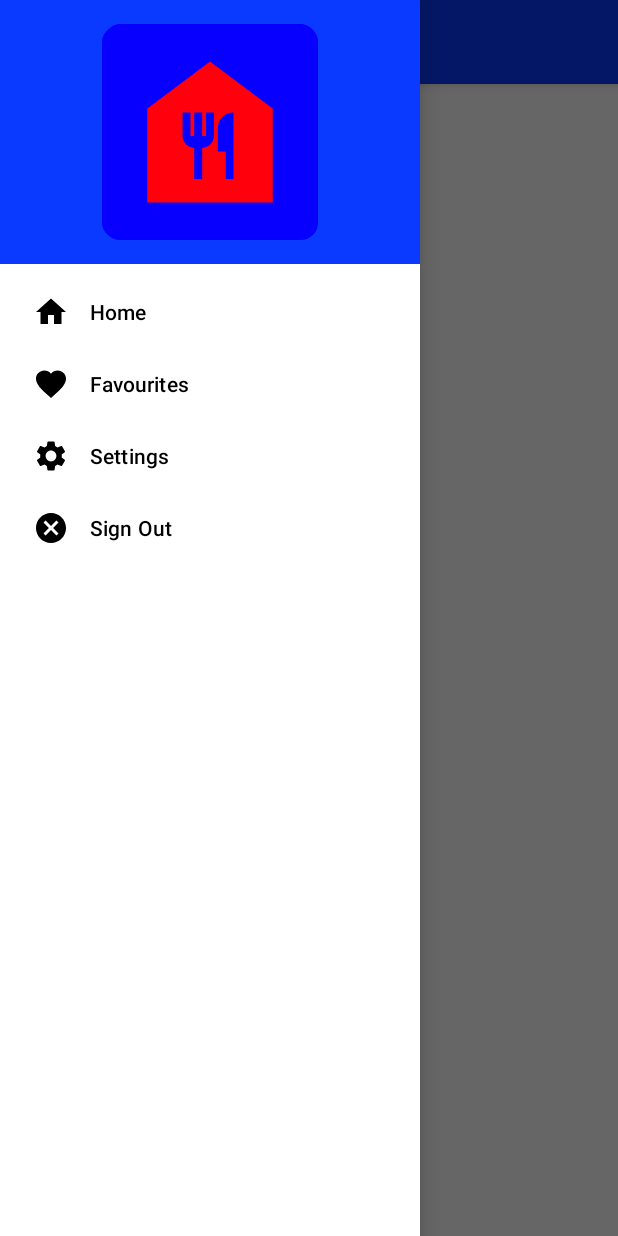
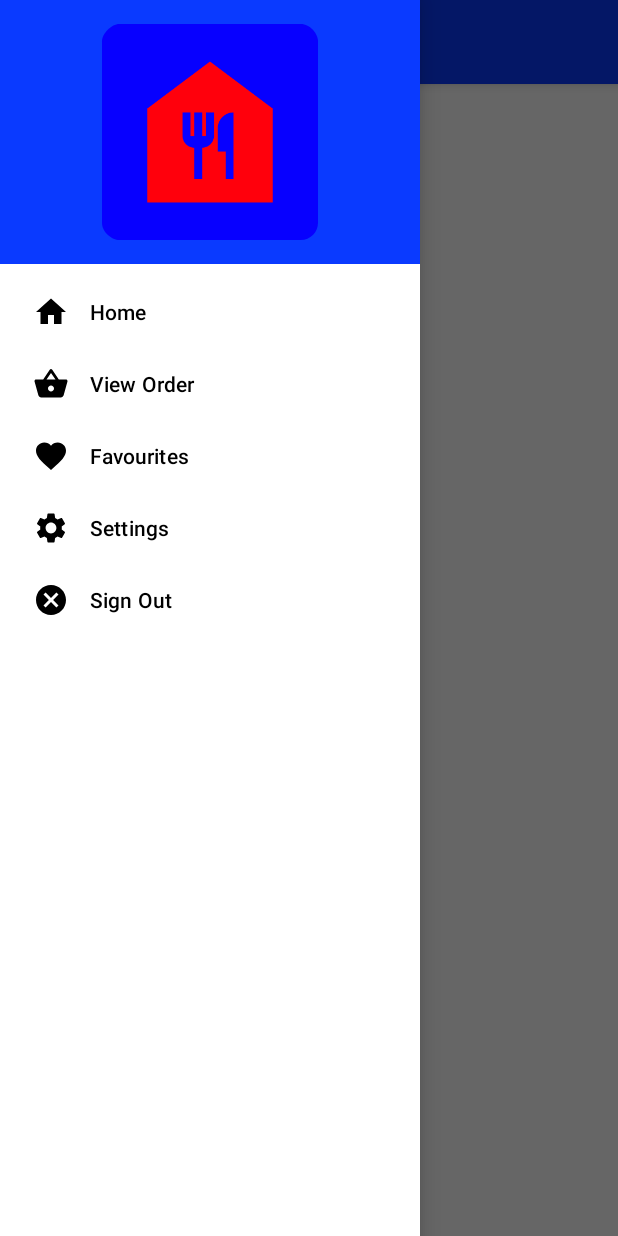
Before and after one commit to GIrvine2/HonoursP, an Android app: the HomeActivity screen opened directly, with no data from a screen before it, with the side drawer open, on a phone screen of 412 x 824 dp. Run offline under Robolectric (Android 15) with nearby library versions, the phone set to English and light mode, and no system bars; our stand-ins replace Firebase (no records; nobody signed in at launch, a user with empty details on screens opened directly), Picasso.

Commit message:
Added Basket Fragment

```diff
--- a/app/build.gradle
+++ b/app/build.gradle
@@ -40,6 +40,7 @@ dependencies {
     implementation 'com.google.firebase:firebase-auth:19.2.0'
     implementation 'com.google.firebase:firebase-database:19.6.0'
     implementation 'com.squareup.picasso:picasso:2.71828'
+    implementation 'androidx.legacy:legacy-support-v4:1.0.0'
     testImplementation 'junit:junit:4.+'
     androidTestImplementation 'androidx.test.ext:junit:1.1.1'
     androidTestImplementation 'androidx.test.espresso:espresso-core:3.2.0'
--- a/app/src/main/java/com/example/honoursproject/HomeActivity.java
+++ b/app/src/main/java/com/example/honoursproject/HomeActivity.java
@@ -43,6 +43,8 @@ public class HomeActivity extends AppCompatActivity implements NavigationView.On
     private MyAdapter adapter;
     private ArrayList<Model> list;
 
+    Button addBasket;
+
     @Override
     protected void onCreate(Bundle savedInstanceState) {
         super.onCreate(savedInstanceState);
@@ -51,7 +53,9 @@ public class HomeActivity extends AppCompatActivity implements NavigationView.On
         Toolbar toolbar = findViewById(R.id.toolbar);
         drawer = findViewById(R.id.drawer_layout);
         recyclerView = findViewById(R.id.recyclerView);
+        addBasket = findViewById(R.id.addBasket);
 
+        //List used for Firebase Reference
         list = new ArrayList<>();
 
         recyclerView.hasFixedSize();
@@ -106,6 +110,10 @@ public class HomeActivity extends AppCompatActivity implements NavigationView.On
                 Intent home = new Intent(this, HomeActivity.class);
                 startActivity(home);
                 break;
+            case R.id.nav_basket:
+                getSupportFragmentManager().beginTransaction().replace(R.id.fragment_container,
+                        new BasketFragment()).commit();
+                break;
             case R.id.nav_settings:
                 getSupportFragmentManager().beginTransaction().replace(R.id.fragment_container,
                         new SettingsFragment()).commit();
--- /dev/null
+++ b/app/src/main/res/drawable/ic_baseline_shopping_basket_24.xml
@@ -0,0 +1,10 @@
+<vector xmlns:android="http://schemas.android.com/apk/res/android"
+    android:width="24dp"
+    android:height="24dp"
+    android:viewportWidth="24"
+    android:viewportHeight="24"
+    android:tint="?attr/colorControlNormal">
+  <path
+      android:fillColor="@android:color/white"
+      android:pathData="M17.21,9l-4.38,-6.56c-0.19,-0.28 -0.51,-0.42 -0.83,-0.42 -0.32,0 -0.64,0.14 -0.83,0.43L6.79,9L2,9c-0.55,0 -1,0.45 -1,1 0,0.09 0.01,0.18 0.04,0.27l2.54,9.27c0.23,0.84 1,1.46 1.92,1.46h13c0.92,0 1.69,-0.62 1.93,-1.46l2.54,-9.27L23,10c0,-0.55 -0.45,-1 -1,-1h-4.79zM9,9l3,-4.4L15,9L9,9zM12,17c-1.1,0 -2,-0.9 -2,-2s0.9,-2 2,-2 2,0.9 2,2 -0.9,2 -2,2z"/>
+</vector>
--- a/app/src/main/res/menu/drawer_menu.xml
+++ b/app/src/main/res/menu/drawer_menu.xml
@@ -7,6 +7,9 @@
         <item android:id="@+id/nav_home"
             android:icon="@drawable/ic_home"
             android:title="Home" />
+        <item android:id="@+id/nav_basket"
+            android:icon="@drawable/ic_baseline_shopping_basket_24"
+            android:title="View Order" />
         <item android:id="@+id/nav_favorite"
             android:icon="@drawable/ic_favorite"
             android:title="Favourites" />
--- a/app/src/main/res/values/strings.xml
+++ b/app/src/main/res/values/strings.xml
@@ -3,4 +3,6 @@
 
     <string name="navigation_drawer_open">Open navigation drawer</string>
     <string name="navigation_drawer_close">Close navigation drawer</string>
+    <!-- TODO: Remove or change this placeholder text -->
+    <string name="hello_blank_fragment">Hello blank fragment</string>
 </resources>
```
Also changed, not shown: app/src/main/java/com/example/honoursproject/BasketFragment.java (added, +20 -0 lines), app/src/main/res/layout/fragment_basket.xml (added, +14 -0 lines), app/src/main/res/layout/restaurants.xml (+20 -4 lines).
